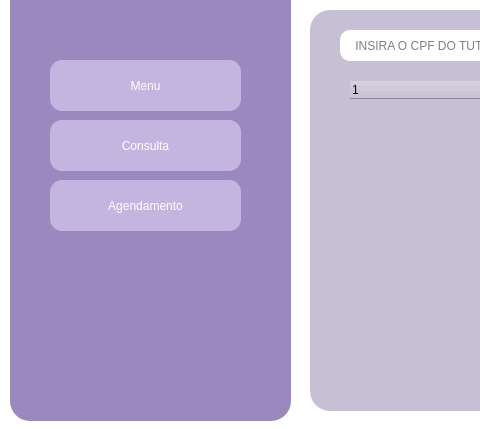
Before: the Qt Designer form VeterinaryScheduleSystem/cadastropesquisar.ui in brenoafsa/VeterinaryScheduleSystem, drawn with Qt 5; both pictures show x 0 to 480 and y 190 to 619 of the 1302 by 619 pixel window.
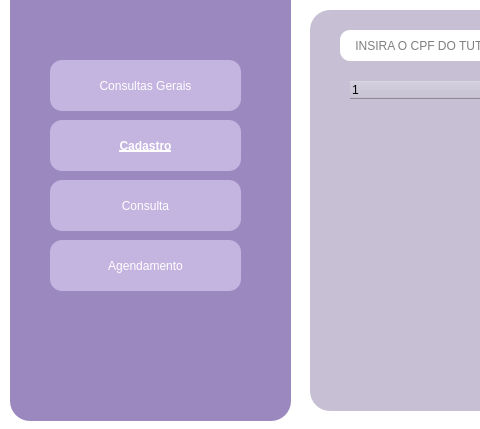
After: the same form once the commit is applied. Icons and pictures are not drawn.

```diff
--- a/VeterinaryScheduleSystem/cadastropesquisar.ui
+++ b/VeterinaryScheduleSystem/cadastropesquisar.ui
@@ -74,14 +74,14 @@
 color: #ffffff</string>
     </property>
     <property name="text">
-     <string>Menu</string>
+     <string>Consultas Gerais</string>
     </property>
    </widget>
    <widget class="QPushButton" name="consultaButton_2">
     <property name="geometry">
      <rect>
       <x>40</x>
-      <y>300</y>
+      <y>360</y>
       <width>191</width>
       <height>51</height>
      </rect>
@@ -101,7 +101,7 @@
     <property name="geometry">
      <rect>
       <x>40</x>
-      <y>360</y>
+      <y>420</y>
       <width>191</width>
       <height>51</height>
      </rect>
@@ -136,6 +136,35 @@
      <bool>true</bool>
     </property>
    </widget>
+   <widget class="QPushButton" name="pushButton_6">
+    <property name="geometry">
+     <rect>
+      <x>40</x>
+      <y>300</y>
+      <width>191</width>
+      <height>51</height>
+     </rect>
+    </property>
+    <property name="font">
+     <font>
+      <family>System</family>
+      <pointsize>9</pointsize>
+      <italic>false</italic>
+      <bold>true</bold>
+      <underline>true</underline>
+     </font>
+    </property>
+    <property name="styleSheet">
+     <string notr="true">background-color: #C4B4E0;
+font: 700 9pt &quot;System&quot;;
+border-radius: 12px;
+padding: 5px;
+color: rgb(255, 255, 255);</string>
+    </property>
+    <property name="text">
+     <string>Cadastro</string>
+    </property>
+   </widget>
    <zorder>agendamentoButton_2</zorder>
    <zorder>label_2</zorder>
    <zorder>menuButton_2</zorder>
```
Left out of the diff: 1 changed line with no effect on the pictures.
